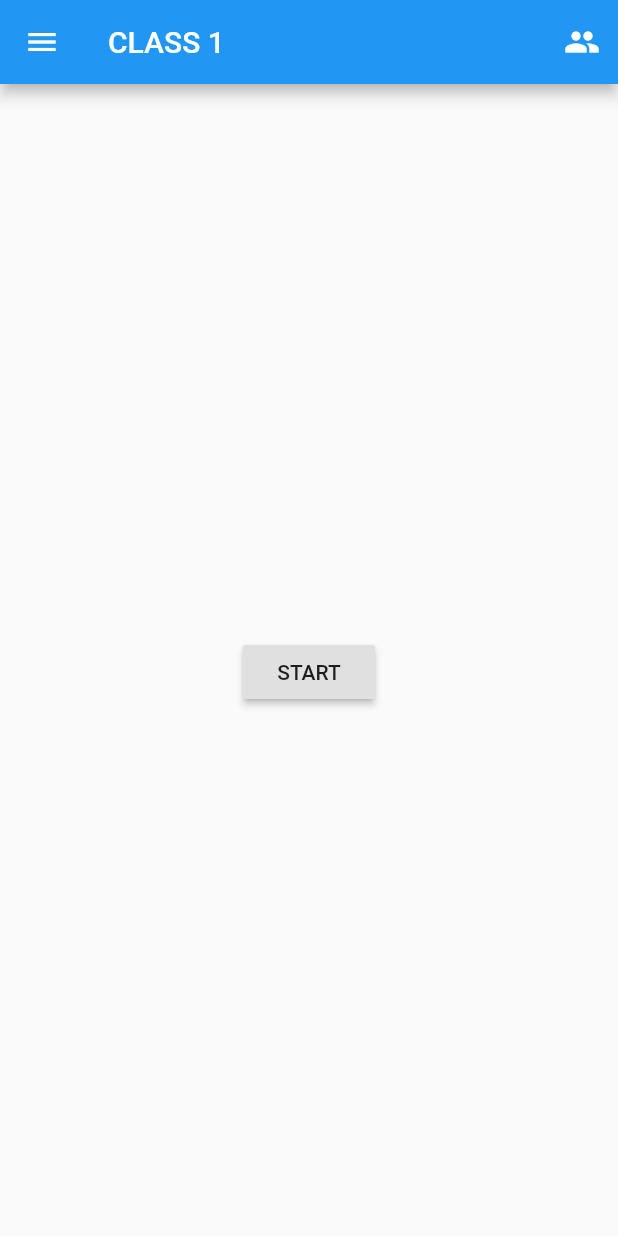
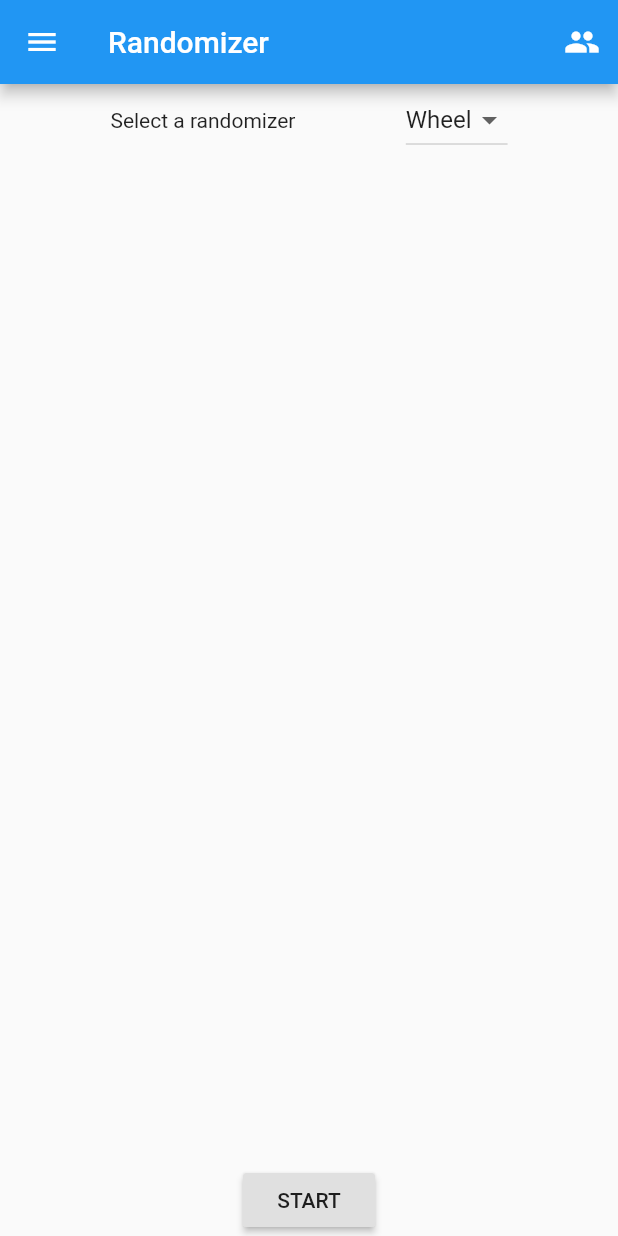
Before and after one commit to clg236/resourcefulness-randomizer, a Flutter app: the screen it shows after launch, on a phone screen of 412 x 824 dp. Run offline on Flutter 3.47's test engine with Material 2 defaults, Android fonts, the phone set to English and light mode, and no system bars.

```diff
--- a/lib/main.dart
+++ b/lib/main.dart
@@ -21,11 +21,11 @@ class Randomizer extends StatelessWidget {
   @override
   Widget build(BuildContext context) {
     return MaterialApp(
-      title: 'Flutter Demo',
+      title: 'Randomizer',
       theme: ThemeData(
         primarySwatch: Colors.blue,
       ),
-      home: MyHomePage(title: 'CLASS 1'),
+      home: MyHomePage(title: 'Randomizer'),
     );
   }
 }
@@ -40,20 +40,21 @@ class MyHomePage extends StatefulWidget {
 }
 
 class _MyHomePageState extends State<MyHomePage> {
-
-  Session _session = Session(['Christian', 'Ganjina', 'Uttam']);
+  Session _session = Session(['Christian', 'Ganjina', 'Uttam', 'Peter']);
   String currentPickedStudent = '';
+  String randomizerType = 'Wheel';
 
   @override
   Widget build(BuildContext context) {
     return Scaffold(
       appBar: AppBar(
         title: Text(widget.title),
-        actions: <Widget>[  IconButton(
+        actions: <Widget>[
+          IconButton(
             icon: const Icon(Icons.people),
             tooltip: 'Show Snackbar',
             onPressed: () {
-              _onButtonPressed(context,_session);
+              _onButtonPressed(context, _session);
               //Do something
             },
           ),
@@ -63,61 +64,70 @@ class _MyHomePageState extends State<MyHomePage> {
         child: ListView(
           padding: EdgeInsets.zero,
           children: <Widget>[
-            DrawerHeader(
-              child: Text('CLASS 1')
-            ),
+            DrawerHeader(child: Text('CLASS 1')),
             ListTile(
-              title: Text('EDIT CLASS'),
-              onTap: () => print('edit class!')
-            )
+                title: Text('EDIT CLASS'), onTap: () => print('edit class!'))
           ],
         ),
       ),
 
       body: Center(
         child: Column(
-          mainAxisAlignment: MainAxisAlignment.center,
+          mainAxisAlignment: MainAxisAlignment.spaceBetween,
           children: <Widget>[
-            Text(
-              currentPickedStudent
+            Row(
+              mainAxisAlignment: MainAxisAlignment.spaceEvenly,
+              children: <Widget>[
+                Text('Select a randomizer'),
+                DropdownButton<String>(
+                  value: randomizerType,
+                        onChanged: (String newValue) {
+        setState(() {
+          randomizerType = newValue;
+        });
+      },
+      items: <String>['Wheel', 'Two', 'Free', 'Four']
+          .map<DropdownMenuItem<String>>((String value) {
+        return DropdownMenuItem<String>(
+          value: value,
+          child: Text(value),
+        );
+      }).toList(),
+                )
+              ],
             ),
+            Text(currentPickedStudent),
             RaisedButton(
               onPressed: () {
-                setState(() => currentPickedStudent = _session.pickRandomStudent());
+                setState(
+                    () => currentPickedStudent = _session.pickRandomStudent());
               },
               // currentPickedStudent = _session.pickRandomStudent();
-
               child: Text('START'),
             )
           ],
         ),
-      ),// This trailing comma makes auto-formatting nicer for build methods.
+      ), // This trailing comma makes auto-formatting nicer for build methods.
     );
   }
 }
 
 void _onButtonPressed(BuildContext context, Session _session) {
   showModalBottomSheet(
-    context:context,
-    builder: (context){
-      return Scaffold(
-      body: new ListView.builder(
-        itemCount:_session.students.length,
+      context: context,
+      builder: (context) {
+        return Container(
+            child: ListView.builder(
+                itemCount: _session.students.length,
                 itemBuilder: (BuildContext ctxt, int index) {
                   return Card(
                     child: ListTile(
-              onTap:()=>print("TAPPEED"),
+                      onTap: () => print("TAPPED"),
                       title: Text(_session.students[index]),
                       trailing: Icon(Icons.remove_circle_outline),
                     ),
-
                   );
-          // return new Text(_session.students[index]);
                 })
-      // return Column(
-      //   children: <Widget>[
-      //   ],
-      //   );
             );
       });
 }
```
Lines whose indentation alone changed are shown as unchanged.
